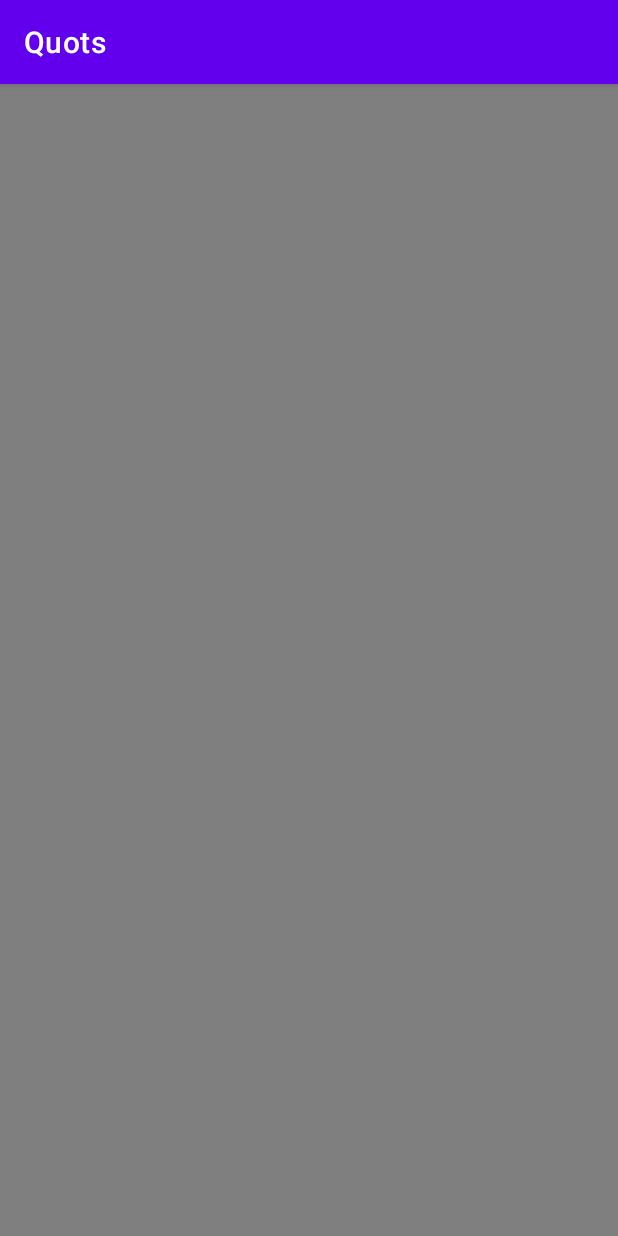
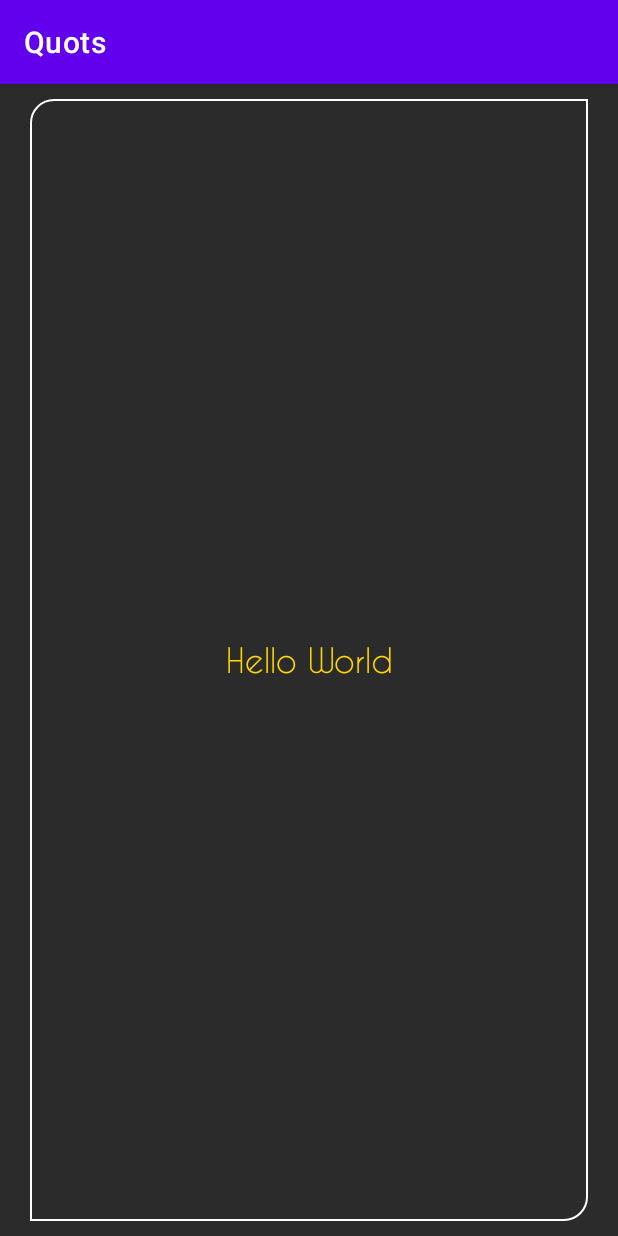
Before and after one commit to alvessss/Quots, an Android app: the screen it shows after launch (MainActivity), on a phone screen of 412 x 824 dp. Run offline under Robolectric (Android 15) with nearby library versions, the phone set to English and light mode, and no system bars.

```diff
--- a/app/src/main/AndroidManifest.xml
+++ b/app/src/main/AndroidManifest.xml
@@ -1,6 +1,11 @@
 <?xml version="1.0" encoding="utf-8"?>
 <manifest xmlns:android="http://schemas.android.com/apk/res/android"
+    xmlns:tools="http://schemas.android.com/tools"
     package="com.alvessss.quots">
+
+    <uses-permission android:name="android.permission.READ_EXTERNAL_STORAGE"/>
+    <uses-permission android:name="android.permission.WRITE_EXTERNAL_STORAGE"
+        tools:ignore="ScopedStorage" />
 
     <application
         android:allowBackup="true"
--- /dev/null
+++ b/app/src/main/res/drawable/border_retangle.xml
@@ -0,0 +1,17 @@
+<?xml version="1.0" encoding="utf-8"?>
+<shape xmlns:android="http://schemas.android.com/apk/res/android"
+    android:shape="rectangle" >
+
+    <gradient android:startColor="@android:color/transparent"
+        android:endColor="@android:color/transparent"
+        android:angle="90"/>
+
+    <corners android:bottomLeftRadius="0dp"
+        android:topLeftRadius="15dp"
+        android:bottomRightRadius="15dp"
+        android:topRightRadius="0dp" />
+
+    <stroke android:width="1dp"
+        android:color="@android:color/white" />
+
+</shape>
--- a/app/src/main/res/layout/activity_main.xml
+++ b/app/src/main/res/layout/activity_main.xml
@@ -3,16 +3,37 @@
     xmlns:tools="http://schemas.android.com/tools"
     android:layout_width="match_parent"
     android:layout_height="match_parent"
-    tools:context=".MainActivity">
+    tools:context=".MainActivity"
+    android:background="@color/smooth_black">
 
-    <RelativeLayout
-        android:layout_width="match_parent"
-        android:layout_height="match_parent"/>
+    <ImageView
+        android:id="@+id/backgroundImage"
+        android:layout_width="wrap_content"
+        android:layout_height="wrap_content"
+        tools:ignore="ContentDescription"
+        android:layout_centerHorizontal="true"
+        android:layout_centerVertical="true"/>
 
     <RelativeLayout
         android:layout_width="match_parent"
         android:layout_height="match_parent"
-        android:background="@color/black"
-        android:alpha=".5"/>
+        android:background="@color/smooth_black"
+        android:alpha="0.4"/>
+
+    <TextView
+        android:id="@+id/phrase"
+        android:layout_width="match_parent"
+        android:layout_height="match_parent"
+        android:gravity="center"
+        android:text="Hello World"
+        android:textColor="@color/yellow"
+        android:fontFamily="@font/caviar_dreams"
+        android:textSize="22sp"
+        android:layout_marginTop="10dp"
+        android:layout_marginBottom="10dp"
+        android:layout_marginStart="20dp"
+        android:layout_marginEnd="20dp"
+        tools:ignore="HardcodedText"
+        android:background="@drawable/border_retangle"/>
 
 </RelativeLayout>
--- a/app/src/main/res/values/colors.xml
+++ b/app/src/main/res/values/colors.xml
@@ -7,4 +7,7 @@
     <color name="teal_700">#FF018786</color>
     <color name="black">#FF000000</color>
     <color name="white">#FFFFFFFF</color>
+
+    <color name="smooth_black">#2B2B2B</color>
+    <color name="yellow">#ffd800</color>
 </resources>
```
Also changed, not shown: app/src/main/res/font/caviar_dreams.ttf (added).
